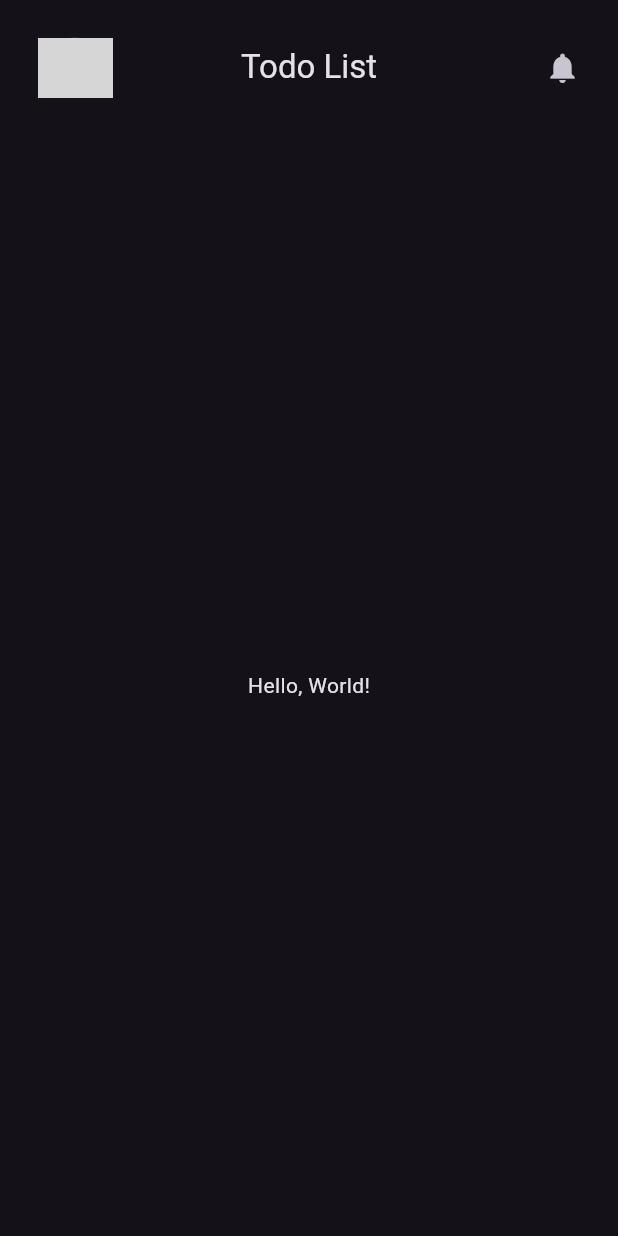
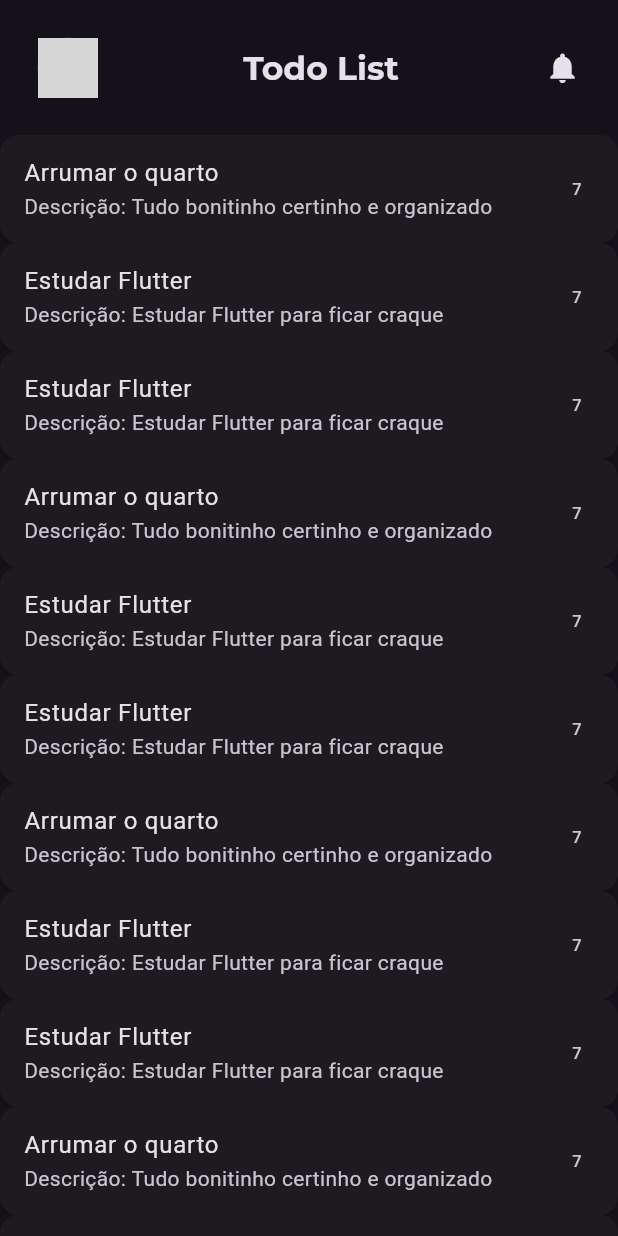
Before and after one commit to Kilobe0/todo_list_flutter, a Flutter app: the screen it shows after launch, on a phone screen of 412 x 824 dp. Run offline on Flutter 3.47's test engine with Material 3 defaults, Android fonts, the phone set to English and light mode, and no system bars; drawn by our look-alikes of flutter_slidable; grey boxes are pictures that could not be loaded.

Commit message:
Add task model and related widgets.

```diff
--- /dev/null
+++ b/lib/app/models/task_model.dart
@@ -0,0 +1,13 @@
+class TaskModel {
+  TaskModel({
+    required this.title,
+    required this.description,
+    required this.date,
+    required this.isDone,
+  });
+
+  String title;
+  String description;
+  DateTime date;
+  bool isDone;
+}
--- a/lib/app/my_app.dart
+++ b/lib/app/my_app.dart
@@ -1,5 +1,7 @@
 import 'package:flutter/material.dart';
-import 'package:todo_list_flutter/app/widgets/header/header.dart';
+import 'package:todo_list_flutter/app/models/task_model.dart';
+import 'package:todo_list_flutter/app/widgets/header.dart';
+import 'package:todo_list_flutter/app/widgets/task_list.dart';
 
 class MyApp extends StatelessWidget {
   const MyApp({super.key});
@@ -15,9 +17,26 @@ class MyApp extends StatelessWidget {
         home: Scaffold(
             appBar: header(),
             body: Center(
-          child: Text('Hello, World!'),
-        )
+              child: TaskList(
+                // TODO: Trazer a lista de tarefas de task_list.dart
+                tasks: [
+                  TaskModel(
+                      title: 'Arrumar o quarto',
+                      description: 'Tudo bonitinho certinho e organizado',
+                      date: DateTime.now(),
+                      isDone: false),
+                  TaskModel(
+                      title: 'Estudar Flutter',
+                      description: 'Estudar Flutter para ficar craque',
+                      date: DateTime.now(),
+                      isDone: false),
+                  TaskModel(
+                      title: 'Estudar Flutter',
+                      description: 'Estudar Flutter para ficar craque',
+                      date: DateTime.now(),
+                      isDone: false),
+                ],
               ),
-    );
+            )));
   }
 }
--- /dev/null
+++ b/lib/app/widgets/header.dart
@@ -0,0 +1,25 @@
+import 'package:flutter/material.dart';
+
+AppBar header() {
+  return AppBar(
+      toolbarHeight: 90.0,
+      titleSpacing: 0,
+      leadingWidth: 100.0,
+      title: const Padding(
+        padding: EdgeInsets.all(25.0),
+        child: Row(
+          mainAxisAlignment: MainAxisAlignment.spaceBetween,
+          children: [
+            CircleAvatar(
+              backgroundImage: AssetImage('../assets/images/profile_pic.jpeg'),
+            ),
+            Text(
+              'Todo List',
+              style: TextStyle(
+                  fontFamily: 'Montserrat', fontWeight: FontWeight.bold),
+            ),
+            Icon(Icons.notifications)
+          ],
+        ),
+      ));
+}
--- a/lib/app/widgets/header/header.dart
+++ /dev/null
@@ -1,25 +0,0 @@
-import 'package:flutter/material.dart';
-
-AppBar header() {
-  return AppBar(
-    toolbarHeight: 90.0,
-    leading: const Padding(
-      padding: EdgeInsets.all(25.0),
-      child: CircleAvatar(
-        backgroundImage: AssetImage('../assets/images/profile_pic.jpeg'),
-      ),
-    ),
-    leadingWidth: 100.0,
-    title: const Padding(
-      padding: EdgeInsets.all(25.0),
-      child: Text('Todo List'),
-    ),
-    centerTitle: true,
-    actions: const [
-      Padding(
-        padding: EdgeInsets.all(25.0),
-        child: Icon(Icons.notifications),
-      )
-    ],
-  );
-}
--- /dev/null
+++ b/lib/app/widgets/task.dart
@@ -0,0 +1,44 @@
+import 'package:flutter/material.dart';
+import 'package:todo_list_flutter/app/models/task_model.dart';
+import 'package:flutter_slidable/flutter_slidable.dart';
+
+class Task extends StatelessWidget {
+  const Task({super.key, required this.task});
+
+  final TaskModel task;
+
+  @override
+  Widget build(BuildContext context) {
+    return SizedBox(
+      width: 500,
+      child: ClipRRect(
+        borderRadius: BorderRadius.circular(8),
+        child: Slidable(
+          endActionPane: ActionPane(
+            motion: const BehindMotion(),
+            extentRatio: 0.20,
+            children: [
+              SlidableAction(
+                onPressed: (context) {
+                  // TODO: Implement delete functionality here
+                },
+                backgroundColor: Colors.red,
+                foregroundColor: Colors.white,
+                icon: Icons.delete,
+                label: 'Delete',
+              ),
+            ],
+          ),
+          child: Card(
+            margin: EdgeInsets.zero,
+            child: ListTile(
+              title: Text(task.title),
+              subtitle: Text('Descrição: ${task.description}'),
+              trailing: Text(task.date.day.toString()),
+            ),
+          ),
+        ),
+      ),
+    );
+  }
+}
--- /dev/null
+++ b/lib/app/widgets/task_list.dart
@@ -0,0 +1,43 @@
+import 'package:flutter/material.dart';
+import 'package:todo_list_flutter/app/models/task_model.dart';
+import 'package:todo_list_flutter/app/widgets/task.dart';
+
+class TaskList extends StatelessWidget {
+  final List<TaskModel> tasks;
+
+  const TaskList({super.key, required this.tasks});
+
+  @override
+  Widget build(BuildContext context) {
+    return ListView.builder(
+        // TODO: Concertar a lógica da lista para que ele não repita as tarefas
+        itemCount: 5,
+        itemBuilder: (context, index) {
+          return Column(
+            children: [
+              Task(
+                task: TaskModel(
+                    title: 'Arrumar o quarto',
+                    description: 'Tudo bonitinho certinho e organizado',
+                    date: DateTime.now(),
+                    isDone: false),
+              ),
+              Task(
+                task: TaskModel(
+                    title: 'Estudar Flutter',
+                    description: 'Estudar Flutter para ficar craque',
+                    date: DateTime.now(),
+                    isDone: false),
+              ),
+              Task(
+                task: TaskModel(
+                    title: 'Estudar Flutter',
+                    description: 'Estudar Flutter para ficar craque',
+                    date: DateTime.now(),
+                    isDone: false),
+              ),
+            ],
+          );
+        });
+  }
+}
```
Also changed, not shown: pubspec.yaml (+5 -4 lines), assets/fonts/Montserrat-VariableFont_wght.ttf (added), pubspec.lock. Lines whose indentation alone changed are shown as unchanged.
